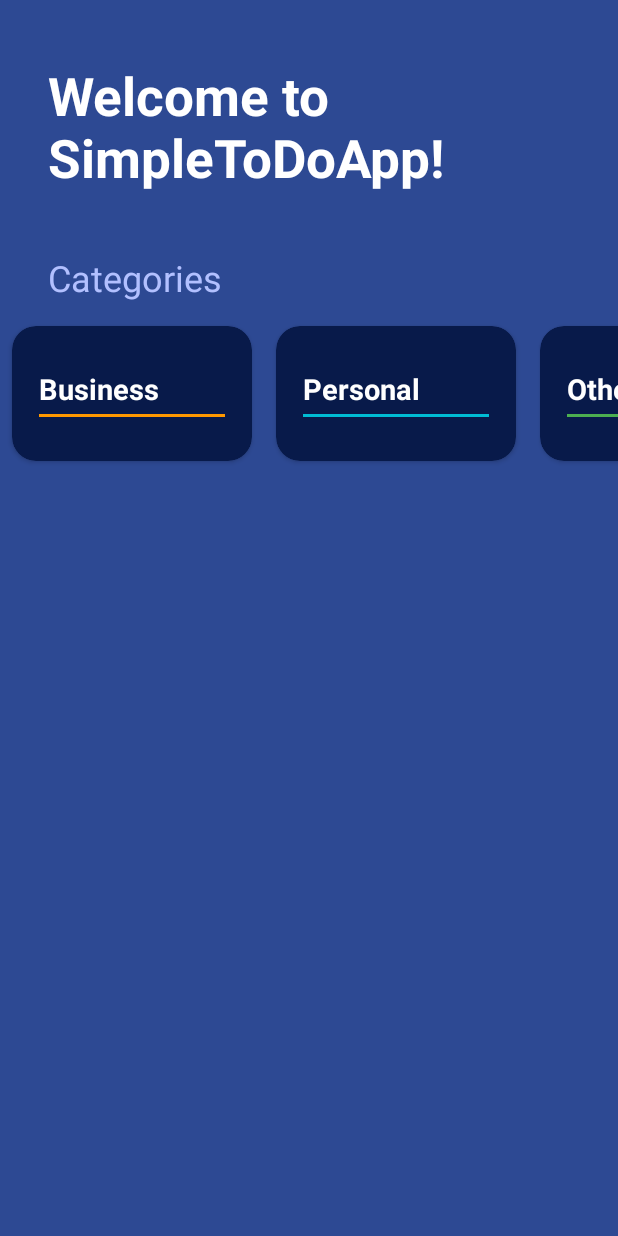
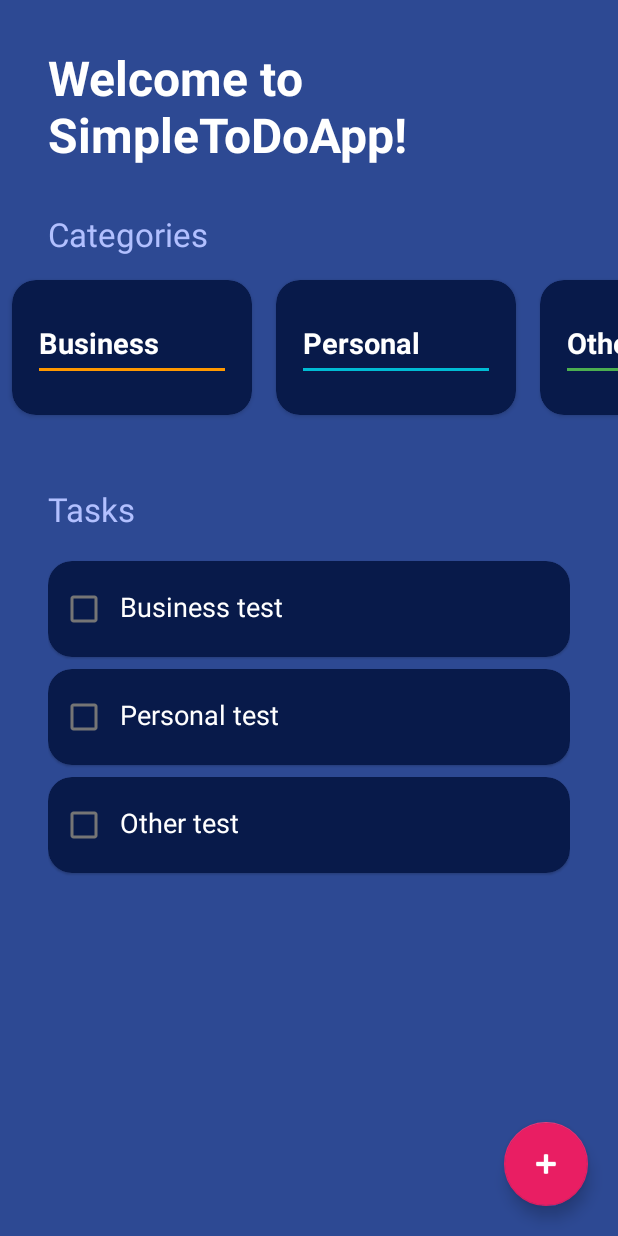
Before and after one commit to Nestor162/SimpleToDoApp, an Android app: the screen it shows after launch (ToDoActivity), on a phone screen of 412 x 824 dp. Run offline under Robolectric (Android 15) with nearby library versions, the light colour scheme and no system bars.

Commit message:
Add task list and new task button

```diff
--- a/app/src/main/java/com/nestorcicardini/simpletodoapp/CategoryViewHolder.kt
+++ b/app/src/main/java/com/nestorcicardini/simpletodoapp/CategoryViewHolder.kt
@@ -14,14 +14,15 @@ class CategoryViewHolder(view: View) : RecyclerView.ViewHolder(view) {
 
         when (taskCategory) {
             TaskCategory.Business -> {
+//                tvCategoryName.text = context.getString(R.string.business)
                 tvCategoryName.text = "Business"
-
                 divider.setBackgroundColor(
                     ContextCompat.getColor(divider.context, R.color.business_category)
                 )
             }
 
             TaskCategory.Other -> {
+//                tvCategoryName.text = context.getString(R.string.other)
                 tvCategoryName.text = "Other"
                 divider.setBackgroundColor(
                     ContextCompat.getColor(divider.context, R.color.other_category)
@@ -29,6 +30,7 @@ class CategoryViewHolder(view: View) : RecyclerView.ViewHolder(view) {
             }
 
             TaskCategory.Personal -> {
+//                tvCategoryName.text = context.getString(R.string.personal)
                 tvCategoryName.text = "Personal"
                 divider.setBackgroundColor(
                     ContextCompat.getColor(divider.context, R.color.personal_category)
--- /dev/null
+++ b/app/src/main/java/com/nestorcicardini/simpletodoapp/Task.kt
@@ -0,0 +1,5 @@
+package com.nestorcicardini.simpletodoapp
+
+data class Task(
+    val name: String, val category: TaskCategory, var isSelected: Boolean = false
+)
--- /dev/null
+++ b/app/src/main/java/com/nestorcicardini/simpletodoapp/TaskAdapter.kt
@@ -0,0 +1,21 @@
+package com.nestorcicardini.simpletodoapp
+
+import android.view.LayoutInflater
+import android.view.ViewGroup
+import androidx.recyclerview.widget.RecyclerView
+
+class TaskAdapter(private val task: List<Task>) : RecyclerView.Adapter<TaskViewHolder>() {
+
+
+    override fun onCreateViewHolder(parent: ViewGroup, viewType: Int): TaskViewHolder {
+        val view =
+            LayoutInflater.from(parent.context).inflate(R.layout.item_task, parent, false)
+        return TaskViewHolder(view)
+    }
+
+    override fun onBindViewHolder(holder: TaskViewHolder, position: Int) {
+        holder.render(task[position])
+    }
+
+    override fun getItemCount() = task.size
+}
--- /dev/null
+++ b/app/src/main/java/com/nestorcicardini/simpletodoapp/TaskViewHolder.kt
@@ -0,0 +1,16 @@
+package com.nestorcicardini.simpletodoapp
+
+import android.view.View
+import android.widget.CheckBox
+import androidx.appcompat.widget.AppCompatTextView
+import androidx.recyclerview.widget.RecyclerView
+
+class TaskViewHolder(view: View) : RecyclerView.ViewHolder(view) {
+
+    private val tvTask: AppCompatTextView = view.findViewById(R.id.tvTask)
+    private val cbTask: CheckBox = view.findViewById(R.id.cbTask)
+
+    fun render(task: Task) {
+        tvTask.text = task.name
+    }
+}
--- a/app/src/main/java/com/nestorcicardini/simpletodoapp/ToDoActivity.kt
+++ b/app/src/main/java/com/nestorcicardini/simpletodoapp/ToDoActivity.kt
@@ -14,8 +14,16 @@ class ToDoActivity : AppCompatActivity() {
 
     )
 
+    private var tasks = mutableListOf(
+        Task("Business test", TaskCategory.Business),
+        Task("Personal test", TaskCategory.Personal),
+        Task("Other test", TaskCategory.Other)
+    )
+
     private lateinit var rvCategories: RecyclerView
     private lateinit var categoriesAdapter: CategoriesAdapter
+    private lateinit var rvTasks: RecyclerView
+    private lateinit var taskAdapter: TaskAdapter
     override fun onCreate(savedInstanceState: Bundle?) {
         super.onCreate(savedInstanceState)
         setContentView(R.layout.activity_to_do)
@@ -26,6 +34,7 @@ class ToDoActivity : AppCompatActivity() {
 
     private fun initComponent() {
         rvCategories = findViewById(R.id.rvCategories)
+        rvTasks = findViewById(R.id.rvTasks)
     }
 
     private fun initUI() {
@@ -33,5 +42,10 @@ class ToDoActivity : AppCompatActivity() {
         rvCategories.layoutManager =
             LinearLayoutManager(this, LinearLayoutManager.HORIZONTAL, false)
         rvCategories.adapter = categoriesAdapter
+
+        taskAdapter = TaskAdapter(tasks)
+        rvTasks.layoutManager =
+            LinearLayoutManager(this)
+        rvTasks.adapter = taskAdapter
     }
 }
--- a/app/src/main/res/layout/activity_to_do.xml
+++ b/app/src/main/res/layout/activity_to_do.xml
@@ -1,6 +1,11 @@
 <?xml version="1.0" encoding="utf-8"?>
-<androidx.appcompat.widget.LinearLayoutCompat xmlns:android="http://schemas.android.com/apk/res/android"
+<FrameLayout xmlns:android="http://schemas.android.com/apk/res/android"
+    xmlns:app="http://schemas.android.com/apk/res-auto"
     xmlns:tools="http://schemas.android.com/tools"
+    android:layout_width="match_parent"
+    android:layout_height="match_parent">
+
+    <androidx.appcompat.widget.LinearLayoutCompat
         android:layout_width="match_parent"
         android:layout_height="match_parent"
         android:background="@color/background_app"
@@ -11,10 +16,10 @@
             android:layout_width="wrap_content"
             android:layout_height="wrap_content"
             android:layout_marginHorizontal="32dp"
-        android:layout_marginVertical="40dp"
+            android:layout_marginVertical="30dp"
             android:text="@string/welcome_to_app"
             android:textColor="@color/white"
-        android:textSize="35sp"
+            android:textSize="32sp"
             android:textStyle="bold" />
 
         <androidx.appcompat.widget.AppCompatTextView
@@ -23,12 +28,39 @@
             android:layout_marginHorizontal="32dp"
             android:text="@string/categories"
             android:textColor="@color/subtitle_text"
-        android:textSize="24sp" />
+            android:textSize="22sp" />
 
         <androidx.recyclerview.widget.RecyclerView
             android:id="@+id/rvCategories"
             android:layout_width="match_parent"
             android:layout_height="wrap_content" />
 
+        <androidx.appcompat.widget.AppCompatTextView
+            android:layout_width="wrap_content"
+            android:layout_height="wrap_content"
+            android:layout_marginHorizontal="32dp"
+            android:layout_marginTop="32dp"
+            android:text="@string/tasks"
+            android:textColor="@color/subtitle_text"
+            android:textSize="22sp" />
+
+        <androidx.recyclerview.widget.RecyclerView
+            android:id="@+id/rvTasks"
+            android:layout_width="match_parent"
+            android:layout_height="wrap_content"
+            android:layout_marginHorizontal="32dp"
+            android:layout_marginTop="16dp" />
 
     </androidx.appcompat.widget.LinearLayoutCompat>
+
+    <com.google.android.material.floatingactionbutton.FloatingActionButton
+        android:id="@+id/fabAddTask"
+        android:layout_width="wrap_content"
+        android:layout_height="wrap_content"
+        android:layout_gravity="end|bottom"
+        android:layout_margin="20dp"
+        android:contentDescription="@string/add_a_task"
+        android:src="@android:drawable/ic_input_add"
+        app:backgroundTint="@color/accent"
+        app:tint="@color/white" />
+</FrameLayout>
--- /dev/null
+++ b/app/src/main/res/layout/item_task.xml
@@ -0,0 +1,36 @@
+<?xml version="1.0" encoding="utf-8"?>
+<com.google.android.material.card.MaterialCardView xmlns:android="http://schemas.android.com/apk/res/android"
+    xmlns:app="http://schemas.android.com/apk/res-auto"
+    xmlns:tools="http://schemas.android.com/tools"
+    android:layout_width="match_parent"
+    android:layout_height="wrap_content"
+    android:layout_marginVertical="4dp"
+    app:cardBackgroundColor="@color/background_card"
+    app:cardCornerRadius="16dp"
+
+    >
+
+    <androidx.appcompat.widget.LinearLayoutCompat
+        android:layout_width="match_parent"
+        android:layout_height="wrap_content"
+        android:orientation="horizontal"
+        android:paddingVertical="8dp"
+
+        >
+
+        <CheckBox
+            android:id="@+id/cbTask"
+            android:layout_width="wrap_content"
+            android:layout_height="wrap_content" />
+
+        <androidx.appcompat.widget.AppCompatTextView
+            android:id="@+id/tvTask"
+            android:layout_width="wrap_content"
+            android:layout_height="wrap_content"
+            android:textColor="@color/white"
+            android:textSize="18sp"
+            tools:text="Task Example" />
+    </androidx.appcompat.widget.LinearLayoutCompat>
+
+
+</com.google.android.material.card.MaterialCardView>
--- a/app/src/main/res/values/strings.xml
+++ b/app/src/main/res/values/strings.xml
@@ -2,4 +2,9 @@
     <string name="app_name">SimpleToDoApp</string>
     <string name="welcome_to_app">Welcome to SimpleToDoApp!</string>
     <string name="categories">Categories</string>
+    <string name="tasks">Tasks</string>
+    <string name="business">Business</string>
+    <string name="other">Other</string>
+    <string name="personal">Personal</string>
+    <string name="add_a_task">Add a task</string>
 </resources>
```
Also changed, not shown: 2 other files. Lines whose indentation alone changed are shown as unchanged.
